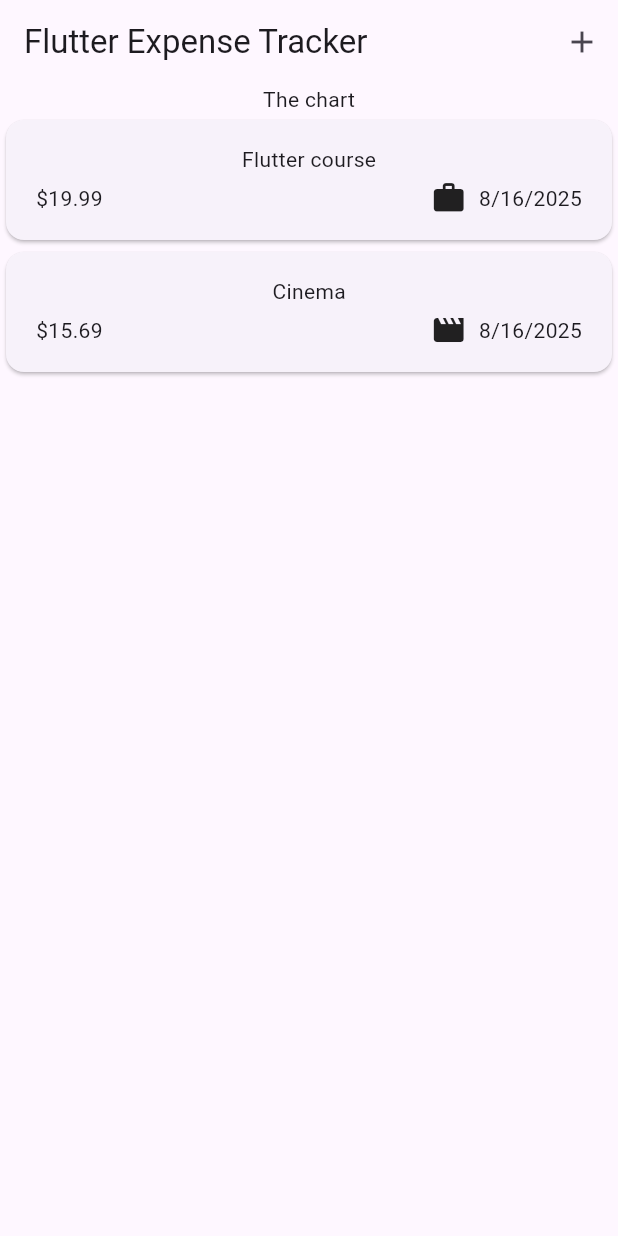
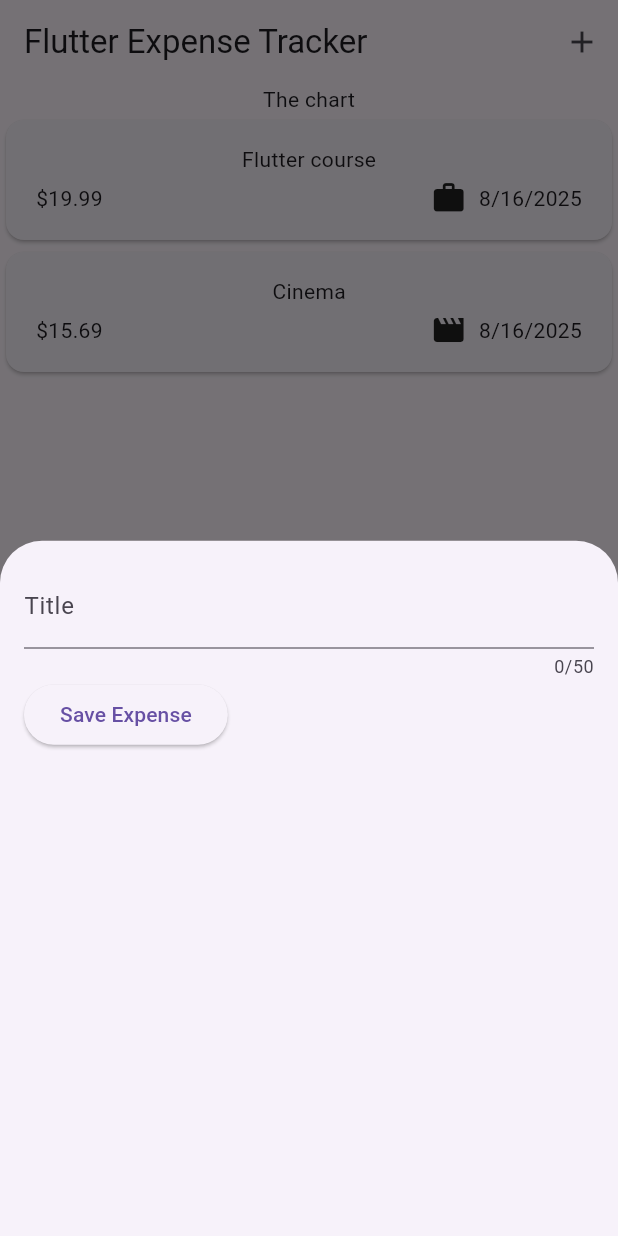
Before and after one commit to NiazSagor/flutter_expense_tracker, a Flutter app: the screen it shows after launch, after a tap on the "add" icon, on a phone screen of 412 x 824 dp. Run offline on Flutter 3.47's test engine with Material 3 defaults, Android fonts, the phone set to English and light mode, and no system bars.

Commit message:
:package: feat: Add NewExpense widget for expense input
This commit introduces the `NewExpense` widget, enabling users to input new expenses.
It includes a text field for the expense title and a save button.

Additionally, the `Expenses` widget is updated to display `NewExpense` in a modal bottom sheet when the add button in the `AppBar` is pressed.

Took 26 minutes

```diff
--- a/lib/widgets/expenses.dart
+++ b/lib/widgets/expenses.dart
@@ -1,5 +1,6 @@
 import 'package:flutter/material.dart';
 import 'package:flutter_expense_tracker/widgets/expense_list/expenses_list.dart';
+import 'package:flutter_expense_tracker/widgets/new_expense.dart';
 
 import '../models/expense.dart';
 
@@ -28,12 +29,24 @@ class _ExpensesState extends State {
     ),
   ];
 
+  void _openAddExpenseOverlay() {
+    showModalBottomSheet(
+      context: context,
+      builder: (ctx) => NewExpense(),
+    );
+  }
+
   @override
   Widget build(BuildContext context) {
     return Scaffold(
       appBar: AppBar(
         title: const Text("Flutter Expense Tracker"),
-        actions: [IconButton(onPressed: () {}, icon: const Icon(Icons.add))],
+        actions: [
+          IconButton(
+            onPressed: _openAddExpenseOverlay,
+            icon: const Icon(Icons.add),
+          ),
+        ],
       ),
       body: Column(
         children: [
--- /dev/null
+++ b/lib/widgets/new_expense.dart
@@ -0,0 +1,48 @@
+import 'package:flutter/material.dart';
+
+class NewExpense extends StatefulWidget {
+  const NewExpense({super.key});
+
+  @override
+  State<StatefulWidget> createState() {
+    return _NewExpenseState();
+  }
+}
+
+class _NewExpenseState extends State<NewExpense> {
+  final _titleController = TextEditingController();
+
+  @override
+  void dispose() {
+    // clear the resource
+    _titleController.dispose();
+    super.dispose();
+  }
+
+  @override
+  Widget build(BuildContext context) {
+    return Padding(
+      padding: EdgeInsets.all(16),
+      child: Column(
+        children: [
+          TextField(
+            controller: _titleController,
+            maxLength: 50,
+            keyboardType: TextInputType.text,
+            decoration: InputDecoration(label: Text("Title")),
+          ),
+          Row(
+            children: [
+              ElevatedButton(
+                onPressed: () {
+                  print(_titleController.text);
+                },
+                child: Text("Save Expense"),
+              ),
+            ],
+          ),
+        ],
+      ),
+    );
+  }
+}
```
